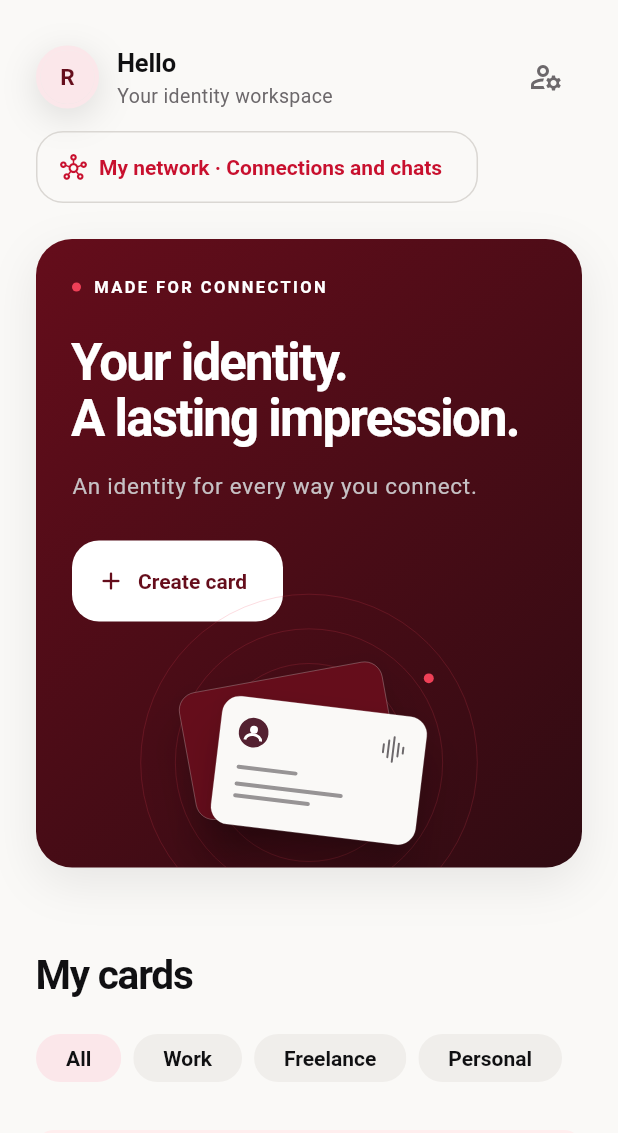
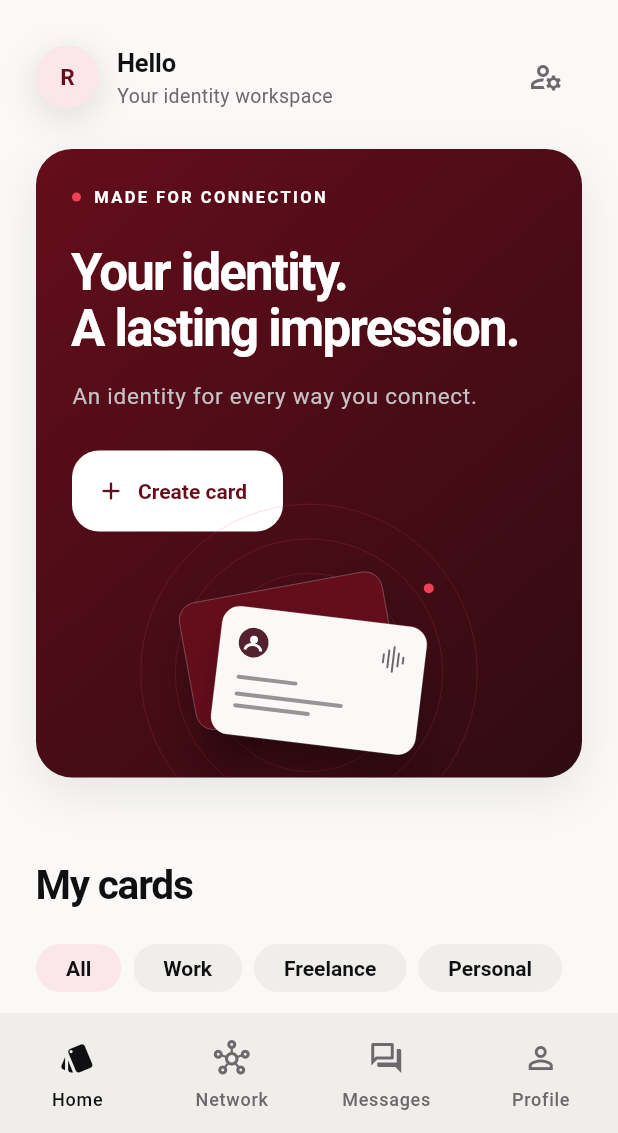
Before and after one commit to AngelPMZX/reson_app, a Flutter app: the screen it shows once a user with an empty profile is signed in, on a phone screen of 412 x 824 dp, the part 103-1236 px from its top. Run offline on Flutter 3.47's test engine with Material 3 defaults, Android fonts, the phone set to English and light mode, and no system bars; our stand-ins replace audioplayers, cloud_firestore, cloud_functions, firebase_auth, firebase_core, firebase_storage and 6 more; accounts and stored records are empty.

Commit message:
Give connections, conversations and settings a place each
Connections, pending requests, saved cards and chats all shared one
scrolling screen, so none of them had a home and a conversation was
three levels down behind a 24 pixel icon. There are four destinations
now, on a bar that becomes a rail on a wide screen, each keeping its own
branch so moving between them does not throw the others away.

Messages is a screen of its own, laid out the way a messaging app is:
avatar, who, what was last said, how long ago, bold and a dot while it
waits for you, and a count on the bar. It searches by name. The network
screen kept the people and the cards, split across two tabs, and the
chat stays full screen outside the bar and returns to Messages.

The entry points the bar replaces are gone: the network button on home,
the back link on the profile, and the one the network shell drew.

Two things worth remembering. A provider nobody overrides is created in
the root container, so the unread count read the root's empty streams
while the screen below it read a nested scope's real ones; the test
harness now takes them as parameters on the container instead. And that
bar put the Firestore streams on every screen at once, so a harness that
left them real finished each test with Riverpod's retry timer pending.

Co-Authored-By: Claude Opus 5 <noreply@anthropic.com>

```diff
--- a/lib/app/reson_app.dart
+++ b/lib/app/reson_app.dart
@@ -14,6 +14,8 @@ import '../features/cards/presentation/card_editor_page.dart';
 import '../features/auth/presentation/auth_page.dart';
 import '../features/auth/presentation/intro_page.dart';
 import '../features/settings/settings_page.dart';
+import '../features/network/messages_page.dart';
+import 'reson_shell.dart';
 import '../features/auth/presentation/verification_page.dart';
 import '../l10n/generated/app_localizations.dart';
 
@@ -54,6 +56,7 @@ final routerProvider = Provider<GoRouter>((ref) {
       }
       if (path.startsWith('/receive/')) pendingReceive = null;
       if (path != '/network' &&
+          path != '/messages' &&
           !path.startsWith('/receive/') &&
           !path.startsWith('/chat/') &&
           path != '/home' &&
@@ -65,7 +68,36 @@ final routerProvider = Provider<GoRouter>((ref) {
       return null;
     },
     routes: [
-      GoRoute(path: '/network', builder: (_, s) => const NetworkPage()),
+      // The four places the app lives in keep a branch each, so moving
+      // between them does not throw away where you were in the other three.
+      StatefulShellRoute.indexedStack(
+        builder: (_, _, shell) => ResonShell(shell: shell),
+        branches: [
+          StatefulShellBranch(
+            routes: [
+              GoRoute(path: '/home', builder: (_, _) => const CardsPage()),
+            ],
+          ),
+          StatefulShellBranch(
+            routes: [
+              GoRoute(path: '/network', builder: (_, _) => const NetworkPage()),
+            ],
+          ),
+          StatefulShellBranch(
+            routes: [
+              GoRoute(
+                path: '/messages',
+                builder: (_, _) => const MessagesPage(),
+              ),
+            ],
+          ),
+          StatefulShellBranch(
+            routes: [
+              GoRoute(path: '/profile', builder: (_, _) => const ProfilePage()),
+            ],
+          ),
+        ],
+      ),
       GoRoute(
         path: '/receive/:id',
         builder: (_, s) => ReceiveCardPage(publicId: s.pathParameters['id']!),
@@ -78,7 +110,6 @@ final routerProvider = Provider<GoRouter>((ref) {
         path: '/cards/:id/share',
         builder: (_, s) => ShareCardPage(cardId: s.pathParameters['id']!),
       ),
-      GoRoute(path: '/profile', builder: (_, state) => const ProfilePage()),
       GoRoute(path: '/settings', builder: (_, state) => const SettingsPage()),
       GoRoute(path: '/session', builder: (_, state) => const _SessionPage()),
       GoRoute(
@@ -101,7 +132,6 @@ final routerProvider = Provider<GoRouter>((ref) {
         builder: (_, state) =>
             const AuthPage(key: ValueKey('reset'), mode: AuthMode.reset),
       ),
-      GoRoute(path: '/home', builder: (_, state) => const CardsPage()),
       GoRoute(
         path: '/cards/new',
         builder: (_, state) => const CardEditorPage(),
--- /dev/null
+++ b/lib/app/reson_shell.dart
@@ -0,0 +1,93 @@
+import 'package:flutter/material.dart';
+import 'package:flutter_riverpod/flutter_riverpod.dart';
+import 'package:go_router/go_router.dart';
+
+import '../core/theme/reson_surfaces.dart';
+import '../features/network/network_service.dart';
+import '../l10n/generated/app_localizations.dart';
+
+/// The four places the app lives in.
+///
+/// Connections, conversations and saved cards used to share one scrolling
+/// screen, so none of them had a home of its own and a chat was three levels
+/// deep. Each is a destination now, always one tap away.
+class ResonShell extends ConsumerWidget {
+  const ResonShell({super.key, required this.shell});
+  final StatefulNavigationShell shell;
+
+  /// Above this a bottom bar is the wrong shape and a rail is the right one.
+  static const _railWidth = 760.0;
+
+  @override
+  Widget build(BuildContext context, WidgetRef ref) {
+    final s = AppLocalizations.of(context)!;
+    final unread = ref.watch(unreadCountProvider);
+    final items = <_Destination>[
+      _Destination(Icons.style_outlined, Icons.style, s.navHome),
+      _Destination(Icons.hub_outlined, Icons.hub, s.navNetwork),
+      _Destination(
+        Icons.forum_outlined,
+        Icons.forum,
+        s.navMessages,
+        badge: unread,
+      ),
+      _Destination(Icons.person_outline, Icons.person, s.navProfile),
+    ];
+    final rail = MediaQuery.sizeOf(context).width >= _railWidth;
+    return Scaffold(
+      body: rail
+          ? Row(
+              children: [
+                NavigationRail(
+                  selectedIndex: shell.currentIndex,
+                  onDestinationSelected: _go,
+                  labelType: NavigationRailLabelType.all,
+                  destinations: [for (final i in items) i.rail(context)],
+                ),
+                const VerticalDivider(width: 1),
+                Expanded(child: shell),
+              ],
+            )
+          : shell,
+      bottomNavigationBar: rail
+          ? null
+          : NavigationBar(
+              selectedIndex: shell.currentIndex,
+              onDestinationSelected: _go,
+              destinations: [for (final i in items) i.bar(context)],
+            ),
+    );
+  }
+
+  /// Tapping the destination you are already on returns it to its first page,
+  /// which is what every app with a bar like this does.
+  void _go(int index) =>
+      shell.goBranch(index, initialLocation: index == shell.currentIndex);
+}
+
+class _Destination {
+  const _Destination(this.icon, this.selected, this.label, {this.badge = 0});
+  final IconData icon;
+  final IconData selected;
+  final String label;
+  final int badge;
+
+  Widget _icon(BuildContext context, IconData data) =>
+      badge > 0 ? Badge.count(count: badge, child: Icon(data)) : Icon(data);
+
+  NavigationDestination bar(BuildContext context) => NavigationDestination(
+    icon: _icon(context, icon),
+    selectedIcon: _icon(context, selected),
+    label: label,
+  );
+
+  NavigationRailDestination rail(BuildContext context) =>
+      NavigationRailDestination(
+        icon: _icon(context, icon),
+        selectedIcon: _icon(context, selected),
+        label: Padding(
+          padding: const EdgeInsets.only(bottom: ResonSpace.sm),
+          child: Text(label),
+        ),
+      );
+}
--- a/lib/features/cards/presentation/cards_page.dart
+++ b/lib/features/cards/presentation/cards_page.dart
@@ -109,16 +109,6 @@ class _CardsPageState extends ConsumerState<CardsPage> {
                         ),
                       ),
                     ],
-                  ),
-                  const SizedBox(height: ResonSpace.md),
-                  OutlinedButton.icon(
-                    onPressed: () => context.go('/network'),
-                    icon: const Icon(Icons.hub_outlined),
-                    label: Text(
-                      Localizations.localeOf(context).languageCode == 'es'
-                          ? 'Mi red · Conexiones y chats'
-                          : 'My network · Connections and chats',
-                    ),
                   ),
                   const SizedBox(height: ResonSpace.xl),
                   ResonReveal(
--- a/lib/features/network/network_service.dart
+++ b/lib/features/network/network_service.dart
@@ -136,6 +136,44 @@ final messagesProvider = StreamProvider.autoDispose
           .map((s) => s.docs);
     });
 
+/// The member of a connection who is not you.
+String otherMember(Map<String, dynamic> d, String? uid) =>
+    (d['members'] as List).firstWhere((v) => v != uid, orElse: () => '')
+        as String;
+
+/// The name a connection recorded for [member] when it was made.
+String memberName(Map<String, dynamic> d, String member) =>
+    (d['names'] as Map?)?[member] as String? ?? 'Reson';
+
+/// Whether this connection has something the account has not read.
+///
+/// Unread is derived rather than stored: there is a last message, somebody
+/// else sent it, and either no read marker exists or it predates the message.
+bool connectionIsUnread(Map<String, dynamic> d, String? uid) {
+  final last = d['lastMessage'] as Map<String, dynamic>?;
+  final at = d['lastMessageAt'] as Timestamp?;
+  if (last == null || at == null || last['sender'] == uid) return false;
+  final read = (d['reads'] as Map?)?[uid] as Timestamp?;
+  return read == null || read.compareTo(at) < 0;
+}
+
+/// How many conversations are waiting, for the badge on the bar.
+///
+/// Counted over the loaded page rather than the whole collection: Firestore
+/// cannot compare two fields of the same document server-side, so a true count
+/// would mean reading every connection on every launch.
+final unreadCountProvider = Provider.autoDispose<int>((ref) {
+  final uid = ref.watch(authSessionProvider).asData?.value?.uid;
+  final docs = ref.watch(connectionsProvider).asData?.value ?? const [];
+  return docs
+      .where(
+        (d) =>
+            d.data()['status'] == 'accepted' &&
+            connectionIsUnread(d.data(), uid),
+      )
+      .length;
+});
+
 /// Saved cards the account has blocked, so the screen can offer to undo its own
 /// block without the connection ever recording who blocked whom.
 final blockedProvider = StreamProvider.autoDispose<Set<String>>((ref) {
--- a/lib/features/profile/profile_page.dart
+++ b/lib/features/profile/profile_page.dart
@@ -300,11 +300,6 @@ class _ProfileFormState extends ConsumerState<_ProfileForm> {
                   children: [
                     const ResonHeader(),
                     const SizedBox(height: ResonSpace.lg),
-                    TextButton.icon(
-                      onPressed: _busy ? null : _back,
-                      icon: const Icon(Icons.arrow_back),
-                      label: Text(s.backCards),
-                    ),
                     ResonReveal(
                       child: ResonPanel(
                         padding: EdgeInsets.zero,
--- a/lib/l10n/app_en.arb
+++ b/lib/l10n/app_en.arb
@@ -249,5 +249,16 @@
   "networkYouPrefix": "You: ",
   "timeNow": "now",
   "connectionSound": "Sound when accepting a connection",
-  "connectionSoundNote": "A soft Reson chime. You can turn it off at any time."
+  "connectionSoundNote": "A soft Reson chime. You can turn it off at any time.",
+  "navHome": "Home",
+  "navNetwork": "Network",
+  "navMessages": "Messages",
+  "navProfile": "Profile",
+  "messagesSearch": "Search a conversation",
+  "messagesClearSearch": "Clear search",
+  "messagesEmptyTitle": "No conversations yet",
+  "messagesEmptyBody": "Once you accept a connection you can write here.",
+  "messagesNoMatch": "No conversation matches that search.",
+  "networkConnections": "Connections",
+  "networkSaved": "Saved"
 }
```
Also changed, not shown: lib/features/network/chat_page.dart (+11 -4 lines), lib/features/network/messages_page.dart (added, +268 -0 lines), lib/features/network/network_page.dart (+114 -123 lines), lib/features/network/network_widgets.dart (+9 -0 lines), lib/l10n/app_es.arb (+12 -1 lines), lib/l10n/generated/app_localizations.dart, lib/l10n/generated/app_localizations_en.dart, lib/l10n/generated/app_localizations_es.dart, 5 other files.
